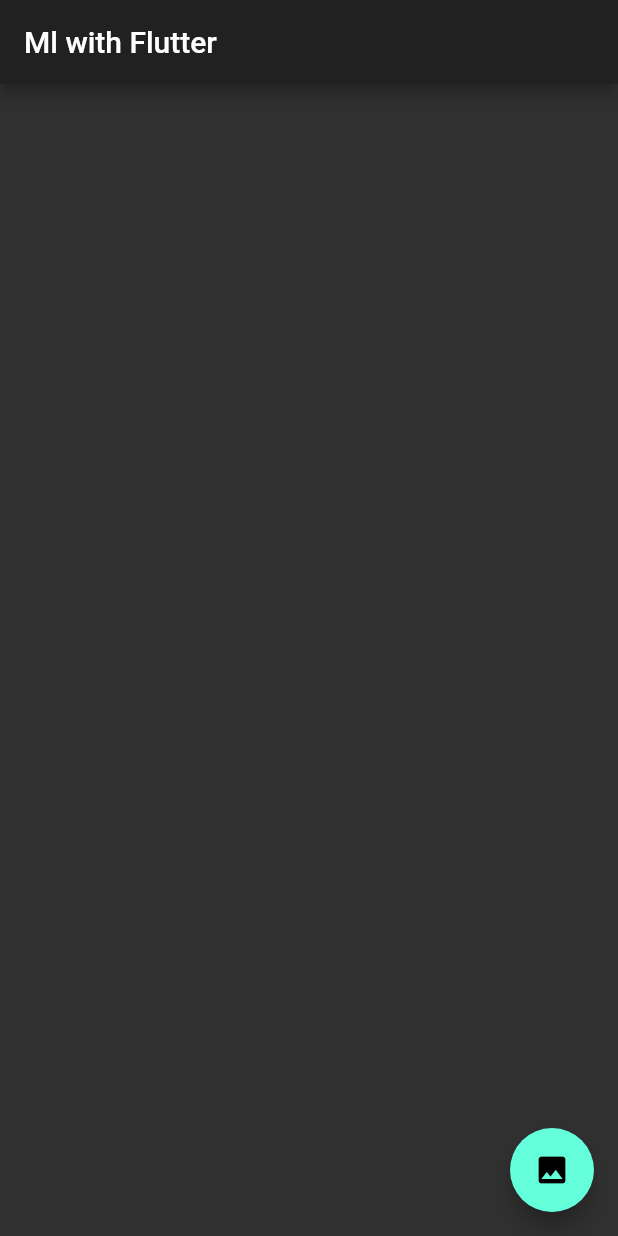
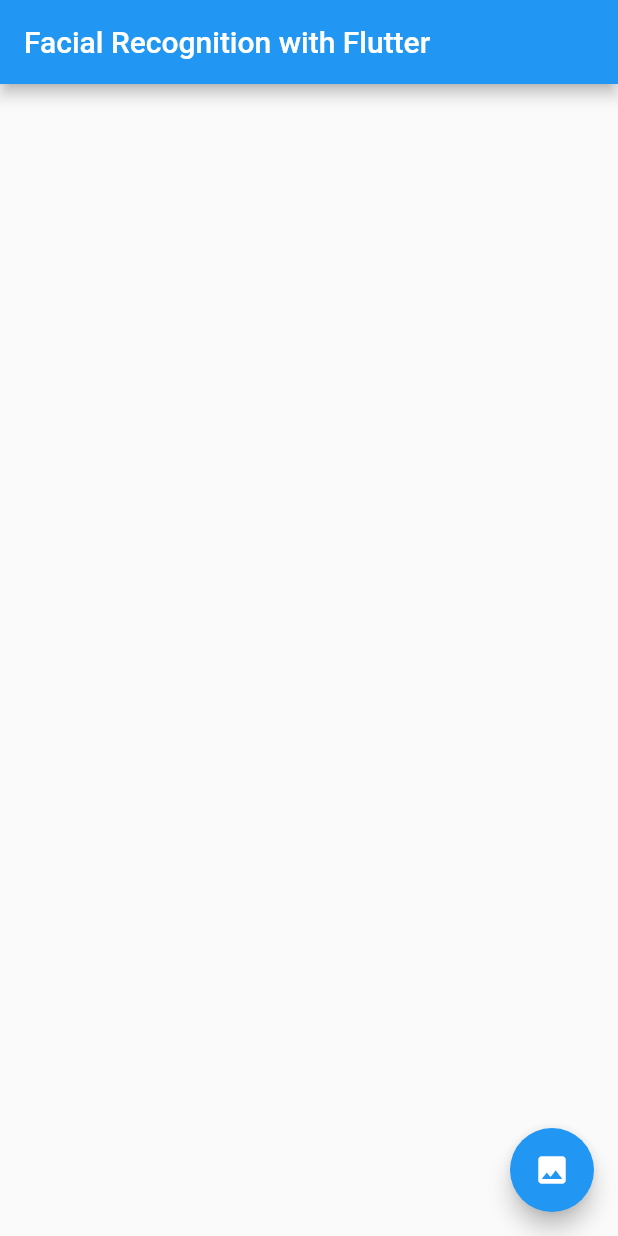
Before and after one commit to Brian-Kan/flutterTensorFaceRecognition, a Flutter app: the screen it shows after launch, after a tap on the "image" icon, on a phone screen of 412 x 824 dp. Run offline on Flutter 3.47's test engine with Material 2 defaults, Android fonts, the phone set to English and light mode, and no system bars; our stand-ins replace image_picker; missing offline and left inert: tflite.

Commit message:
Changed main color to blue and added font: Comfortaa

```diff
--- a/assets/labels.txt
+++ b/assets/labels.txt
@@ -1,2 +1,2 @@
-0 regular
-1 vitiligo
+Normal
+Vitiligo
--- a/lib/main.dart
+++ b/lib/main.dart
@@ -1,4 +1,3 @@
-// import 'dart:html';
 
 import 'dart:io';
 import 'package:image_picker/image_picker.dart';
@@ -7,7 +6,9 @@ import 'package:flutter/material.dart';
 
 void main(){
   runApp(MaterialApp(
-    theme: ThemeData.dark(),
+    theme: ThemeData(
+      primarySwatch: Colors.blue
+    ),
     home: HomePage(),
   ));
 }
@@ -37,22 +38,30 @@ class _HomePageState extends State<HomePage> {
   Widget build(BuildContext context) {
     return Scaffold(
       appBar: AppBar(
-        title: Text("Ml with Flutter")
+        title: Text("Facial Recognition with Flutter")
       ),
       body: _isLoading ? Container(
         alignment: Alignment.center,
         child: CircularProgressIndicator(),
       ) : Container(
+        child: SingleChildScrollView(
           child: Column(
             crossAxisAlignment: CrossAxisAlignment.center,
             mainAxisAlignment: MainAxisAlignment.center,
+
             children: <Widget>[
               _image == null ? Container():Image.file(_image),
               SizedBox(height: 16,),
               _output == null ? Text(""): Text(
-              "${_output[0]["label"]}"
+                "${_output[0]["label"]}",
+                style: TextStyle(
+                  fontFamily: 'Comfortaa',
+                  fontSize: 20.0,
+                  color: Colors.blue),
               )
             ],
+
+          )
         )
       ),
       floatingActionButton: FloatingActionButton(
@@ -66,7 +75,7 @@ class _HomePageState extends State<HomePage> {
     );
   }
 
-  // This function chooses and image.
+  // This function chooses an image.
   chooseImage() async{
     var image = await ImagePicker.pickImage(source: ImageSource.gallery);
     if(image == null) return null;
```
Also changed, not shown: lib/main copy.dart (+78 -90 lines), pubspec.yaml (+10 -5 lines), fonts/Comfortaa-Regular.ttf (added), pubspec.lock. Lines whose indentation alone changed are shown as unchanged.
